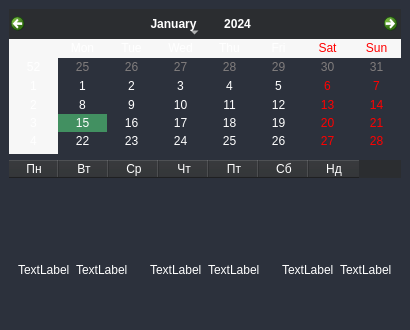
The window that UI/forms/AqSetRtcWidget.ui (romangolovkou/AQteck_toolMAX) describes before a commit, drawn with Qt 5; both pictures show x 0 to 410 and y 0 to 330 of the 410 by 474 pixel window.
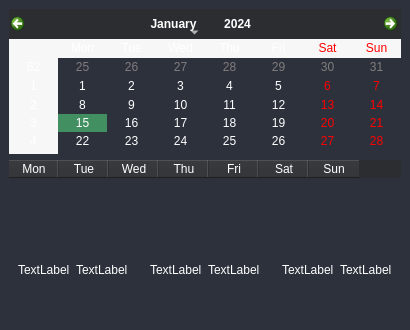
The same window after the commit. Icons and pictures are not drawn. Custom widgets are drawn as their Qt base class.

Patch:
```diff
--- a/UI/forms/AqSetRtcWidget.ui
+++ b/UI/forms/AqSetRtcWidget.ui
@@ -302,37 +302,37 @@
         </attribute>
         <column>
          <property name="text">
-          <string>Пн</string>
+          <string>Mon</string>
          </property>
         </column>
         <column>
          <property name="text">
-          <string>Вт</string>
+          <string>Tue</string>
          </property>
         </column>
         <column>
          <property name="text">
-          <string>Ср</string>
+          <string>Wed</string>
          </property>
         </column>
         <column>
          <property name="text">
-          <string>Чт</string>
+          <string>Thu</string>
          </property>
         </column>
         <column>
          <property name="text">
-          <string>Пт</string>
+          <string>Fri</string>
          </property>
         </column>
         <column>
          <property name="text">
-          <string>Сб</string>
+          <string>Sat</string>
          </property>
         </column>
         <column>
          <property name="text">
-          <string>Нд</string>
+          <string>Sun</string>
          </property>
         </column>
        </widget>
```
